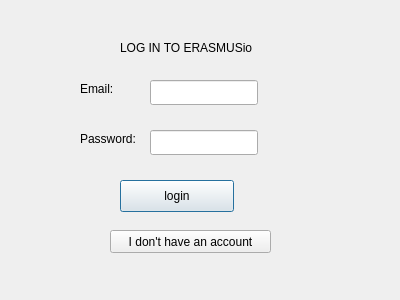
Old version of the form loginstudent.ui in the repository casalete/ErasmusIo.
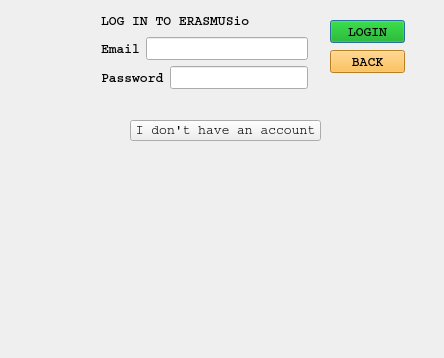
New version of the form. Icons and pictures are not drawn.

Diff of the .ui file:
```diff
--- a/loginstudent.ui
+++ b/loginstudent.ui
@@ -6,100 +6,189 @@
    <rect>
     <x>0</x>
     <y>0</y>
-    <width>400</width>
-    <height>300</height>
+    <width>444</width>
+    <height>358</height>
    </rect>
   </property>
   <property name="windowTitle">
    <string>Dialog</string>
   </property>
-  <widget class="QLabel" name="label">
-   <property name="geometry">
-    <rect>
-     <x>120</x>
-     <y>40</y>
-     <width>161</width>
-     <height>16</height>
-    </rect>
-   </property>
-   <property name="text">
-    <string>LOG IN TO ERASMUSio</string>
-   </property>
-  </widget>
+  <property name="styleSheet">
+   <string notr="true">background-image: url(:/pinned.jpg);
+
+
+
+</string>
+  </property>
   <widget class="QPushButton" name="loginButton">
    <property name="geometry">
     <rect>
-     <x>120</x>
-     <y>180</y>
-     <width>114</width>
-     <height>32</height>
+     <x>330</x>
+     <y>20</y>
+     <width>75</width>
+     <height>23</height>
     </rect>
    </property>
+   <property name="font">
+    <font>
+     <family>Courier</family>
+     <pointsize>10</pointsize>
+     <weight>75</weight>
+     <bold>true</bold>
+    </font>
+   </property>
+   <property name="styleSheet">
+    <string notr="true">#loginButton{
+	background-color: rgb(0, 170, 0);
+}</string>
+   </property>
    <property name="text">
-    <string>login</string>
+    <string>LOGIN</string>
    </property>
   </widget>
   <widget class="QPushButton" name="newStudentButton">
    <property name="geometry">
     <rect>
-     <x>110</x>
-     <y>230</y>
-     <width>161</width>
-     <height>23</height>
+     <x>130</x>
+     <y>120</y>
+     <width>191</width>
+     <height>21</height>
     </rect>
    </property>
+   <property name="font">
+    <font>
+     <family>Courier</family>
+     <pointsize>10</pointsize>
+     <weight>9</weight>
+     <italic>false</italic>
+     <bold>false</bold>
+    </font>
+   </property>
+   <property name="styleSheet">
+    <string notr="true">border-color: rgb(255, 255, 0);
+
+font: 75 10pt &quot;Courier&quot;;</string>
+   </property>
    <property name="text">
     <string>I don't have an account</string>
    </property>
   </widget>
-  <widget class="QLineEdit" name="lineEdit_password">
+  <widget class="QPushButton" name="backButton">
    <property name="geometry">
     <rect>
-     <x>150</x>
-     <y>130</y>
-     <width>108</width>
-     <height>25</height>
+     <x>330</x>
+     <y>50</y>
+     <width>75</width>
+     <height>23</height>
     </rect>
    </property>
-   <property name="echoMode">
-    <enum>QLineEdit::Password</enum>
+   <property name="font">
+    <font>
+     <family>Courier</family>
+     <pointsize>10</pointsize>
+     <weight>75</weight>
+     <bold>true</bold>
+    </font>
    </property>
-  </widget>
-  <widget class="QLineEdit" name="lineEdit_username">
-   <property name="geometry">
-    <rect>
-     <x>150</x>
-     <y>80</y>
-     <width>108</width>
-     <height>25</height>
-    </rect>
+   <property name="styleSheet">
+    <string notr="true">#backButton{
+	background-color: rgb(255, 179, 47);
+}</string>
    </property>
-  </widget>
-  <widget class="QLabel" name="label_2">
-   <property name="geometry">
-    <rect>
-     <x>80</x>
-     <y>80</y>
-     <width>62</width>
-     <height>17</height>
-    </rect>
-   </property>
    <property name="text">
-    <string>Email:</string>
+    <string>BACK</string>
    </property>
   </widget>
-  <widget class="QLabel" name="label_3">
+  <widget class="QWidget" name="">
    <property name="geometry">
     <rect>
-     <x>80</x>
-     <y>130</y>
-     <width>58</width>
-     <height>17</height>
+     <x>101</x>
+     <y>11</y>
+     <width>207</width>
+     <height>78</height>
     </rect>
    </property>
-   <property name="text">
-    <string>Password:</string>
+   <property name="font">
+    <font>
+     <pointsize>10</pointsize>
+    </font>
    </property>
+   <layout class="QVBoxLayout" name="verticalLayout">
+    <item>
+     <widget class="QLabel" name="label">
+      <property name="font">
+       <font>
+        <family>Courier</family>
+        <pointsize>10</pointsize>
+        <weight>75</weight>
+        <bold>true</bold>
+       </font>
+      </property>
+      <property name="text">
+       <string>LOG IN TO ERASMUSio</string>
+      </property>
+     </widget>
+    </item>
+    <item>
+     <layout class="QHBoxLayout" name="horizontalLayout">
+      <item>
+       <widget class="QLabel" name="label_email">
+        <property name="font">
+         <font>
+          <family>Courier</family>
+          <pointsize>10</pointsize>
+          <weight>75</weight>
+          <bold>true</bold>
+         </font>
+        </property>
+        <property name="text">
+         <string>Email</string>
+        </property>
+       </widget>
+      </item>
+      <item>
+       <widget class="QLineEdit" name="lineEdit_username">
+        <property name="font">
+         <font>
+          <pointsize>10</pointsize>
+         </font>
+        </property>
+       </widget>
+      </item>
+     </layout>
+    </item>
+    <item>
+     <layout class="QHBoxLayout" name="horizontalLayout_2">
+      <item>
+       <widget class="QLabel" name="label_password">
+        <property name="font">
+         <font>
+          <family>Courier</family>
+          <pointsize>10</pointsize>
+          <weight>75</weight>
+          <bold>true</bold>
+         </font>
+        </property>
+        <property name="text">
+         <string>Password</string>
+        </property>
+       </widget>
+      </item>
+      <item>
+       <widget class="QLineEdit" name="lineEdit_password">
+        <property name="font">
+         <font>
+          <pointsize>10</pointsize>
+         </font>
+        </property>
+        <property name="echoMode">
+         <enum>QLineEdit::Password</enum>
+        </property>
+       </widget>
+      </item>
+     </layout>
+    </item>
+   </layout>
   </widget>
  </widget>
  <resources/>
```
